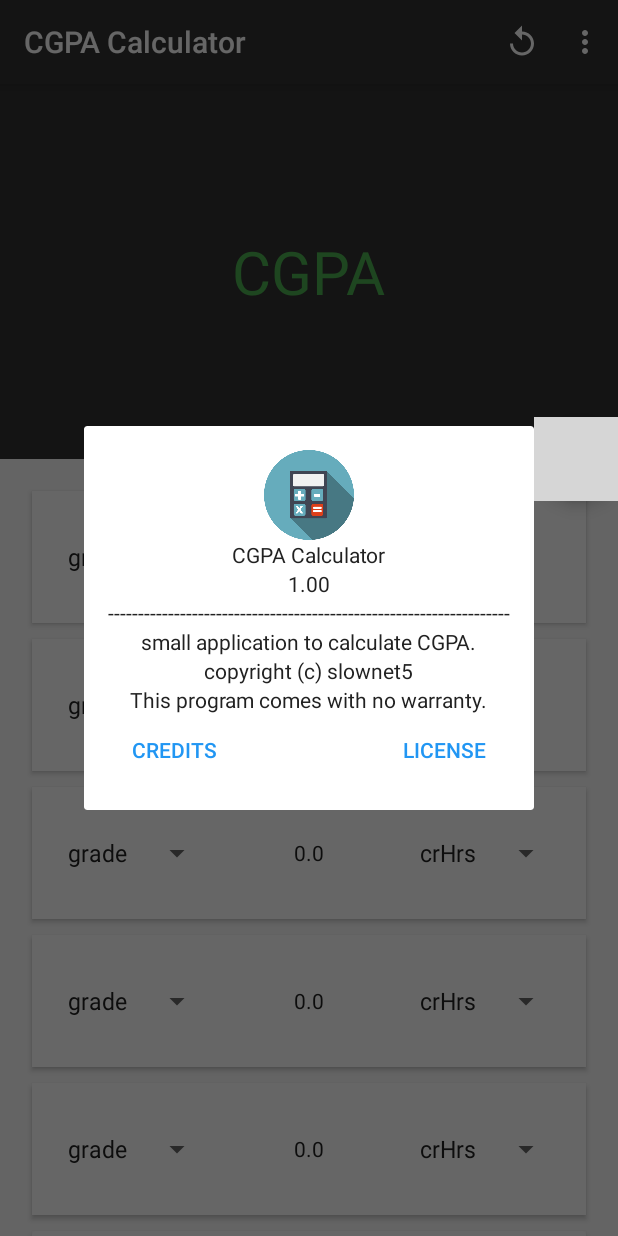
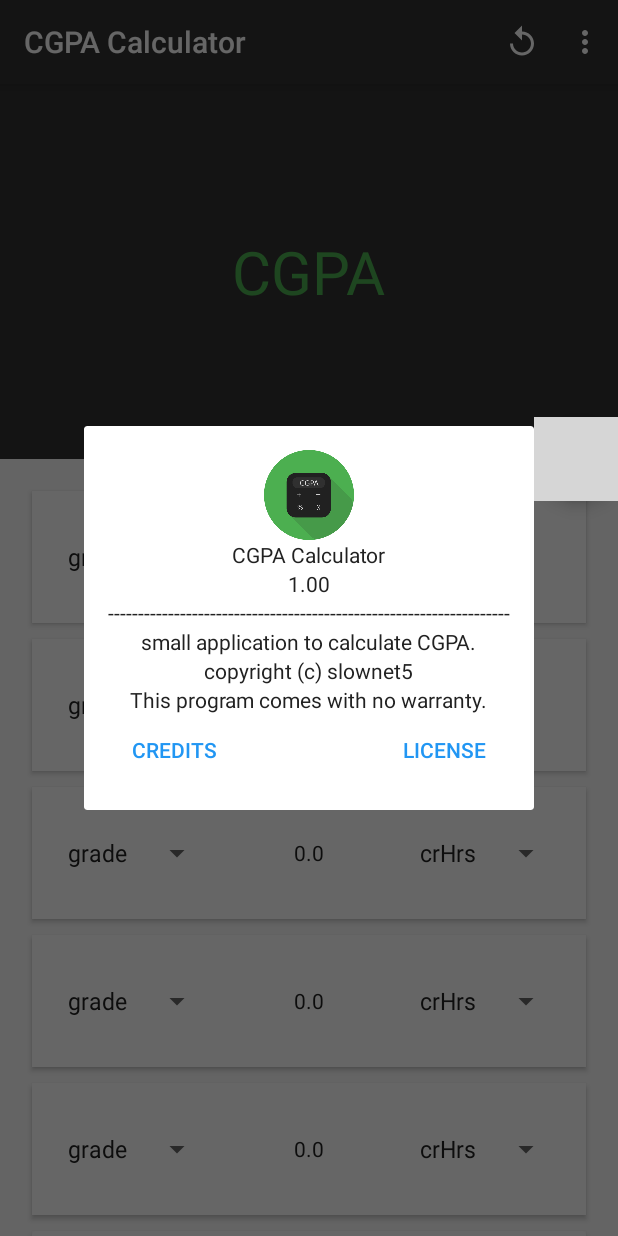
Before and after one commit to bullheadandplato/refactored-fortnight, an Android app: the screen it shows after launch (MainActivity), in the options menu, after a tap on "About", on a phone screen of 412 x 824 dp. Run offline under Robolectric (Android 15) with nearby library versions, the phone set to English and light mode, and no system bars; grey boxes are pictures that could not be loaded.

Commit message:
changed app icon

```diff
--- a/app/src/main/AndroidManifest.xml
+++ b/app/src/main/AndroidManifest.xml
@@ -4,7 +4,7 @@
 
     <application
         android:allowBackup="true"
-        android:icon="@drawable/calculator"
+        android:icon="@drawable/app_icon"
         android:label="@string/app_name"
         android:supportsRtl="true"
         android:theme="@style/AppTheme"
--- a/app/src/main/res/layout/about_dialog.xml
+++ b/app/src/main/res/layout/about_dialog.xml
@@ -9,7 +9,7 @@ android:layout_margin="@dimen/activity_horizontal_margin"
    <android.support.v7.widget.AppCompatImageView
        android:layout_width="60dp"
        android:layout_height="60dp"
-       app:srcCompat="@drawable/calculator"
+       app:srcCompat="@drawable/app_icon"
        android:layout_gravity="center_horizontal"
        />
     <android.support.v7.widget.AppCompatTextView
```
Also changed, not shown: app/src/main/res/drawable/app_icon.png (added), app/src/main/res/drawable/calculator.png (deleted).
